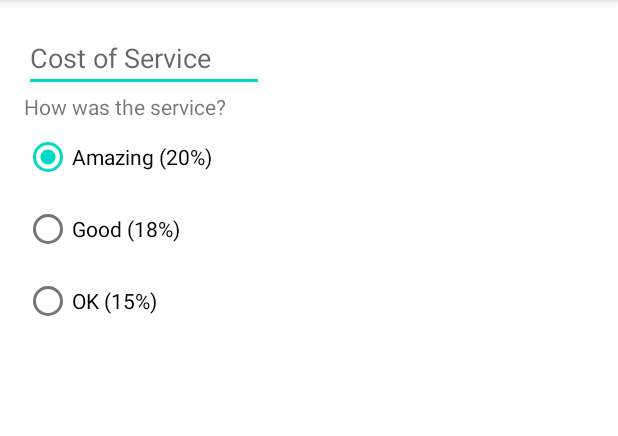
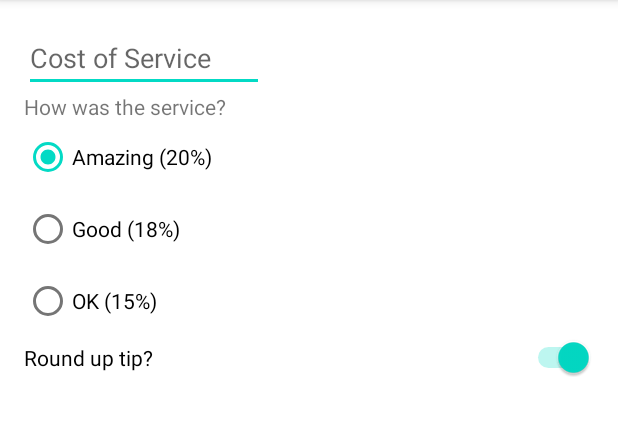
Before and after one commit to dijoncavalcante/tip-time, an Android app: the screen it shows after launch (MainActivity), on a phone screen of 412 x 824 dp, the part 84-520 px from its top. Run offline under Robolectric (Android 15) with nearby library versions, the phone set to English and light mode, and no system bars.

Commit message:
ADd a Switch on layout

```diff
--- a/app/src/main/res/layout/activity_main.xml
+++ b/app/src/main/res/layout/activity_main.xml
@@ -53,4 +53,14 @@
 
     </RadioGroup>
 
+    <Switch
+        android:id="@+id/round_up_switch"
+        android:layout_width="0dp"
+        android:layout_height="wrap_content"
+        android:checked="true"
+        android:text="Round up tip?"
+        app:layout_constraintEnd_toEndOf="parent"
+        app:layout_constraintStart_toStartOf="parent"
+        app:layout_constraintTop_toBottomOf="@id/tip_options" />
+
 </androidx.constraintlayout.widget.ConstraintLayout>
```
